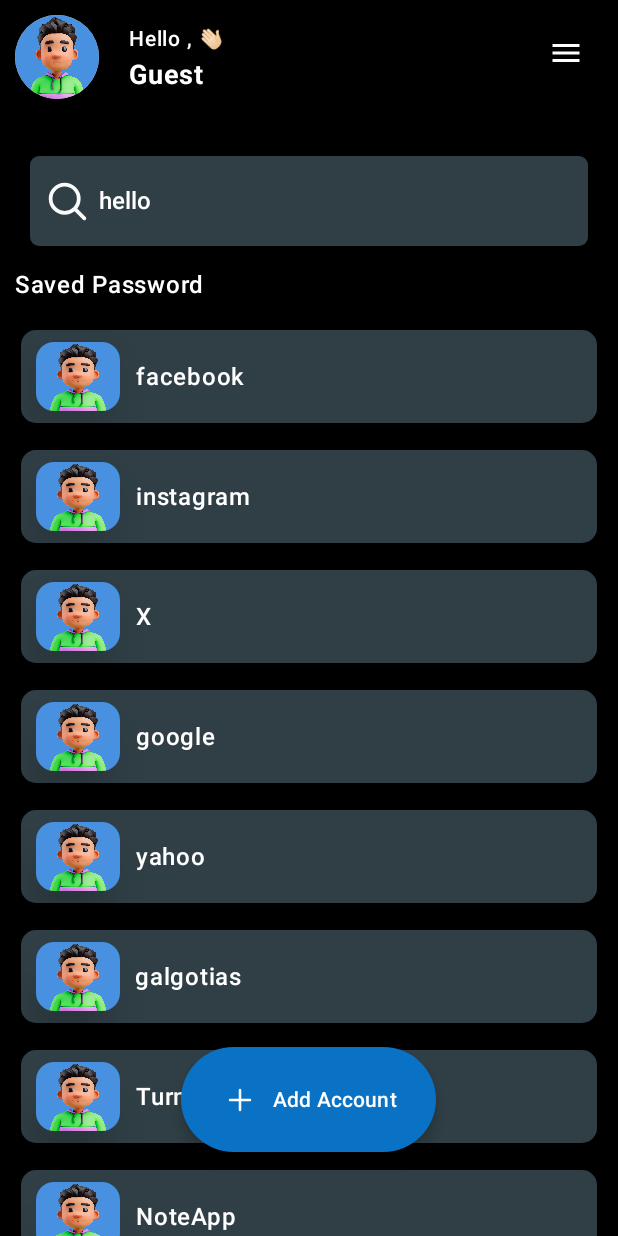
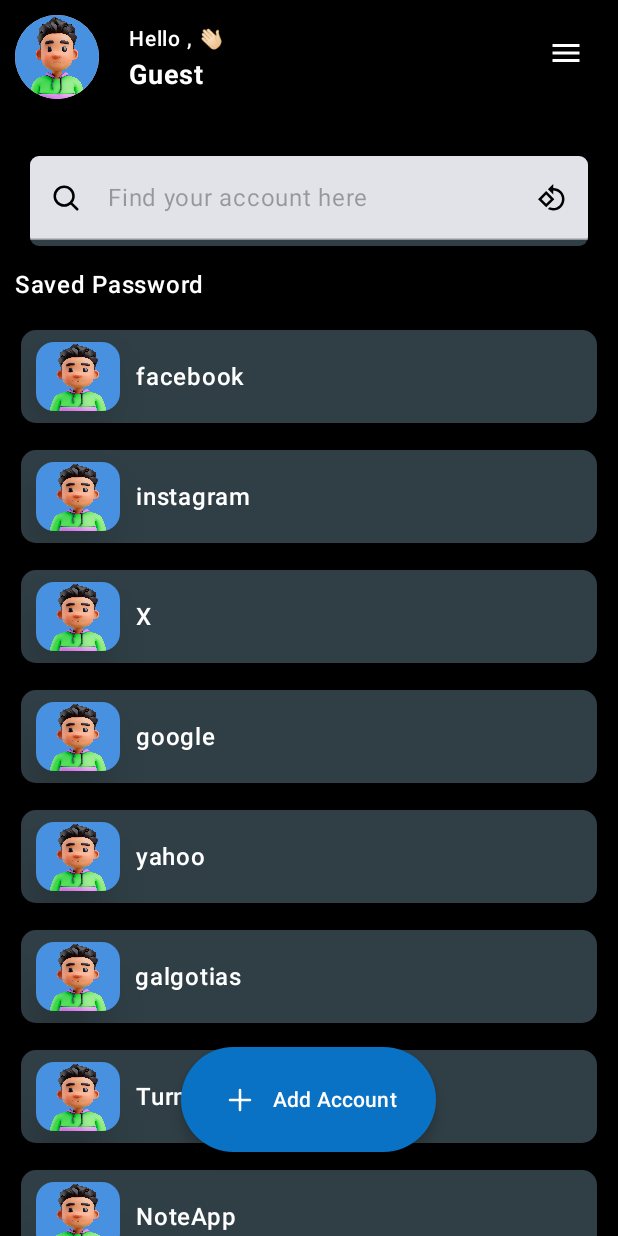
Before and after one commit to Areeb786123/PasswordManager, an Android app built with Jetpack Compose: the screen it shows after launch (MainActivity), on a phone screen of 412 x 824 dp. Run offline under Robolectric (Android 15) with nearby library versions, the phone set to English and light mode, and no system bars; our stand-ins replace Dagger/Hilt's generated code, Room's generated code, accompanist; libraries missing offline, so code that uses them is left out: androidx.room.util; 1 statement that could not run was skipped.

Commit message:
search done

```diff
--- /dev/null
+++ b/app/src/main/java/com/areeb/passwordmanager/ui/home/HomeViewModels.kt
@@ -0,0 +1,17 @@
+package com.areeb.passwordmanager.ui.home
+
+import androidx.lifecycle.ViewModel
+import dagger.hilt.android.lifecycle.HiltViewModel
+import kotlinx.coroutines.flow.MutableStateFlow
+import kotlinx.coroutines.flow.StateFlow
+import javax.inject.Inject
+
+@HiltViewModel
+class HomeViewModels @Inject constructor()  :ViewModel(){
+    private val _query = MutableStateFlow<String>("")
+    val query: StateFlow<String> get() = _query
+
+    fun setQuery(query: String) {
+        _query.value = query
+    }
+}
--- a/app/src/main/java/com/areeb/passwordmanager/ui/home/screens/Home.kt
+++ b/app/src/main/java/com/areeb/passwordmanager/ui/home/screens/Home.kt
@@ -1,6 +1,7 @@
 package com.areeb.passwordmanager.ui.home.screens
 
 import android.annotation.SuppressLint
+import android.util.Log
 import androidx.compose.foundation.Image
 import androidx.compose.foundation.background
 import androidx.compose.foundation.clickable
@@ -21,7 +22,6 @@ import androidx.compose.foundation.lazy.items
 import androidx.compose.foundation.shape.CircleShape
 import androidx.compose.foundation.shape.CornerSize
 import androidx.compose.foundation.shape.RoundedCornerShape
-import androidx.compose.foundation.text.BasicTextField
 import androidx.compose.material3.Card
 import androidx.compose.material3.CardDefaults
 import androidx.compose.material3.Divider
@@ -33,10 +33,14 @@ import androidx.compose.material3.MaterialTheme
 import androidx.compose.material3.Scaffold
 import androidx.compose.material3.Surface
 import androidx.compose.material3.Text
+import androidx.compose.material3.TextField
+import androidx.compose.material3.TextFieldDefaults
 import androidx.compose.runtime.Composable
+import androidx.compose.runtime.collectAsState
 import androidx.compose.runtime.getValue
 import androidx.compose.runtime.mutableStateOf
 import androidx.compose.runtime.remember
+import androidx.compose.runtime.rememberUpdatedState
 import androidx.compose.runtime.setValue
 import androidx.compose.ui.Alignment
 import androidx.compose.ui.Modifier
@@ -50,15 +54,18 @@ import androidx.compose.ui.text.TextStyle
 import androidx.compose.ui.text.font.FontStyle
 import androidx.compose.ui.text.font.FontWeight
 import androidx.compose.ui.text.style.TextAlign
+import androidx.compose.ui.tooling.preview.Preview
 import androidx.compose.ui.unit.dp
 import androidx.compose.ui.unit.sp
 import androidx.compose.ui.window.Dialog
 import androidx.compose.ui.window.DialogProperties
 import androidx.hilt.navigation.compose.hiltViewModel
 import androidx.navigation.NavHostController
+import androidx.room.util.query
 import com.areeb.passwordmanager.R
 import com.areeb.passwordmanager.data.models.entity.PmEntity
 import com.areeb.passwordmanager.ui.detail.DetailScreen
+import com.areeb.passwordmanager.ui.home.HomeViewModels
 import com.areeb.passwordmanager.ui.setUpScreen.viewModels.AuthViewModels
 import com.areeb.passwordmanager.utils.navigations.routes.Routes.Companion.ADD_PASS_SCREEN
 import com.areeb.passwordmanager.utils.navigations.routes.Routes.Companion.SETUP_SCREEN
@@ -112,8 +119,10 @@ fun Home(navHostController: NavHostController) {
         )
 }
 
+@Preview
 @Composable
 private fun Content(navigationHost: NavHostController) {
+    val homeViewModels: HomeViewModels = hiltViewModel()
     Column(
         modifier = Modifier
             .fillMaxSize()
@@ -121,8 +130,8 @@ private fun Content(navigationHost: NavHostController) {
     ) {
         CustomTopBar(navigationHost)
         Spacer(modifier = Modifier.padding(top = 4.dp))
-        SearchBar()
-        PasswordSection(navigationHost)
+        SearchBar(homeViewModels)
+        PasswordSection(navigationHost, homeViewModels)
     }
 }
 
@@ -219,7 +228,13 @@ private fun CustomTopBar(navigationHost: NavHostController) {
 
 @OptIn(ExperimentalMaterial3Api::class)
 @Composable
-private fun SearchBar() {
+private fun SearchBar(homeViewModel: HomeViewModels) {
+    var query by remember {
+        mutableStateOf("")
+    }
+    var enable by remember {
+        mutableStateOf(false)
+    }
     Card(
         modifier = Modifier
             .fillMaxWidth()
@@ -228,24 +243,49 @@ private fun SearchBar() {
         shape = RoundedCornerShape(6.dp),
         colors = CardDefaults.cardColors(colorResource(id = R.color.greish_black)),
     ) {
-        Row(
+
+        TextField(
+            value = query,
+            onValueChange = {
+                query = it
+                homeViewModel.setQuery(it)
+            },
+            enabled = enable,
+            placeholder = {
+                Text("Find your account here")
+            },
             modifier = Modifier
-                .fillMaxSize()
-                .padding(start = 10.dp),
-            verticalAlignment = Alignment.CenterVertically,
-        ) {
+                .fillMaxWidth()
+                .clickable {
+                    enable = true
+                },
+            leadingIcon = {
                 Image(
                     painter = painterResource(id = R.drawable.ic_search),
                     contentDescription = "image",
                     modifier = Modifier
-                    .width(30.dp)
-                    .height(30.dp),
+                        .width(20.dp)
+                        .height(20.dp)
                 )
-            Spacer(modifier = Modifier.padding(start = 6.dp))
-            BasicTextField(
-                value = "hello ",
-                onValueChange = {},
-                modifier = Modifier.fillMaxWidth(),
+            },
+
+            trailingIcon = {
+                Image(
+                    painter = painterResource(id = R.drawable.ic_clean),
+                    contentDescription = "image",
+                    modifier = Modifier
+                        .width(20.dp)
+                        .height(20.dp)
+                        .clickable {
+                            query = ""
+                            homeViewModel.setQuery("")
+                            enable = false
+                        }
+                )
+
+            },
+
+            colors = TextFieldDefaults.colors(colorResource(id = R.color.greish_black)),
             singleLine = true,
             textStyle = TextStyle(
                 fontSize = 16.sp,
@@ -258,10 +298,10 @@ private fun SearchBar() {
         )
     }
 }
-}
+
 
 @Composable
-private fun PasswordSection(navigationHost: NavHostController) {
+private fun PasswordSection(navigationHost: NavHostController, homeViewModels: HomeViewModels) {
     Column(modifier = Modifier.fillMaxSize()) {
         Text(
             text = "Saved Password",
@@ -275,12 +315,13 @@ private fun PasswordSection(navigationHost: NavHostController) {
             color = colorResource(id = R.color.white),
         )
         Spacer(modifier = Modifier.padding(top = 10.dp))
-        PasswordList(navHostController = navigationHost)
+        PasswordList(navHostController = navigationHost, homeViewModels)
     }
 }
 
+@SuppressLint("StateFlowValueCalledInComposition")
 @Composable
-private fun PasswordList(navHostController: NavHostController) {
+private fun PasswordList(navHostController: NavHostController, homeViewModels: HomeViewModels) {
     var isBottomSheetOpen by remember {
         mutableStateOf(false)
     }
@@ -290,8 +331,20 @@ private fun PasswordList(navHostController: NavHostController) {
     var pass by remember {
         mutableStateOf("")
     }
+
+    val query = homeViewModels.query.collectAsState().value
+
+
+    val passWordList = if (query.isEmpty()) {m
+        dummyText()
+
+    } else {
+        dummyText().filter { it.contains(query) }
+    }
+    Log.e("checkingqq", homeViewModels.query.value)
+
     LazyColumn(content = {
-        items(dummyText()) {
+        items(passWordList) {
             Card(
                 modifier = Modifier
                     .fillMaxWidth()
--- a/app/src/main/java/com/areeb/passwordmanager/ui/setUpScreen/SetUpScreen.kt
+++ b/app/src/main/java/com/areeb/passwordmanager/ui/setUpScreen/SetUpScreen.kt
@@ -31,6 +31,7 @@ import androidx.compose.runtime.remember
 import androidx.compose.runtime.setValue
 import androidx.compose.ui.Alignment
 import androidx.compose.ui.Modifier
+import androidx.compose.ui.graphics.Color
 import androidx.compose.ui.res.colorResource
 import androidx.compose.ui.res.painterResource
 import androidx.compose.ui.text.font.FontWeight
@@ -188,7 +189,11 @@ private fun InputSection(
                 contentDescription = "image",
             )
         },
-        colors = TextFieldDefaults.outlinedTextFieldColors(colorResource(id = R.color.white)),
+
+        colors = TextFieldDefaults.outlinedTextFieldColors(
+            Color.White, //
+            Color.White// Set the default text color here // Set the placeholder color if needed
+        ),
     )
     Spacer(modifier = Modifier.padding(top = 10.dp))
 }
@@ -225,7 +230,11 @@ private fun PinSection(otp: String, onValueChange: (String) -> Unit, label: Stri
             autoCorrect = true,
             keyboardType = KeyboardType.Number,
         ),
-        colors = TextFieldDefaults.outlinedTextFieldColors(colorResource(id = R.color.white)),
+
+        colors = TextFieldDefaults.outlinedTextFieldColors(
+            Color.White, //
+            Color.White// Set the default text color here // Set the placeholder color if needed
+        ),
     )
     Spacer(modifier = Modifier.padding(top = 10.dp))
 }
--- /dev/null
+++ b/app/src/main/res/drawable/ic_clean.xml
@@ -0,0 +1,5 @@
+<vector android:height="24dp" android:tint="#000000"
+    android:viewportHeight="24" android:viewportWidth="24"
+    android:width="24dp" xmlns:android="http://schemas.android.com/apk/res/android">
+    <path android:fillColor="@android:color/black" android:pathData="M7.34,6.41L0.86,12.9l6.49,6.48 6.49,-6.48 -6.5,-6.49zM3.69,12.9l3.66,-3.66L11,12.9l-3.66,3.66 -3.65,-3.66zM19.36,6.64C17.61,4.88 15.3,4 13,4L13,0.76L8.76,5 13,9.24L13,6c1.79,0 3.58,0.68 4.95,2.05 2.73,2.73 2.73,7.17 0,9.9C16.58,19.32 14.79,20 13,20c-0.97,0 -1.94,-0.21 -2.84,-0.61l-1.49,1.49C10.02,21.62 11.51,22 13,22c2.3,0 4.61,-0.88 6.36,-2.64 3.52,-3.51 3.52,-9.21 0,-12.72z"/>
+</vector>
--- a/app/src/main/res/drawable/ic_search.xml
+++ b/app/src/main/res/drawable/ic_search.xml
@@ -8,6 +8,6 @@
       android:strokeLineJoin="round"
       android:strokeWidth="2"
       android:fillColor="#00000000"
-      android:strokeColor="#fafafa"
+      android:strokeColor="#000000"
       android:strokeLineCap="round"/>
 </vector>
```
Lines whose indentation alone changed are shown as unchanged.
